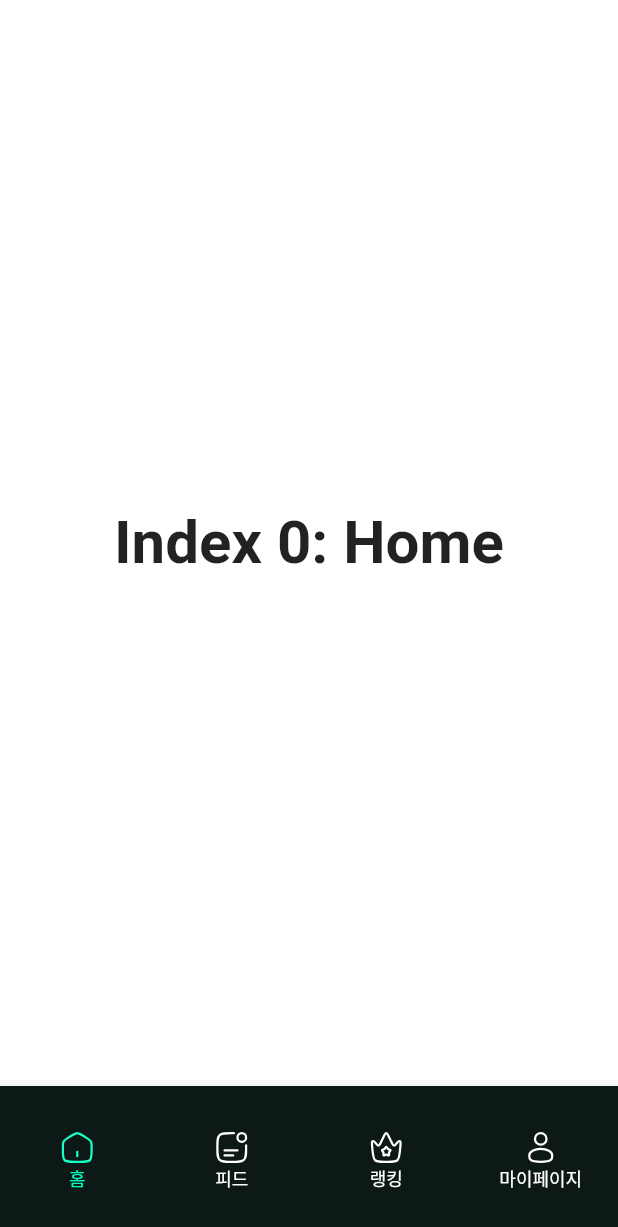
After one commit to kimhyerin0909/hereitis-app, a Flutter app: the screen it shows after launch, after a tap on an icon or button, on a phone screen of 412 x 824 dp. The commit adds this screen. Shown: the top 1227 px of the screen. Run offline on Flutter 3.47's test engine with Material 2 defaults, Android fonts, the phone set to English and light mode, and no system bars; our stand-ins replace flutter_svg.

Commit message:
Feat - bottom navigation bar

```diff
--- a/lib/main.dart
+++ b/lib/main.dart
@@ -1,5 +1,6 @@
 import 'package:flutter/material.dart';
 import 'package:flutter_svg/svg.dart';
+import 'package:hereitis_app/screens/commit.dart';
 import 'common/colors.dart' as colors;
 
 void main() {
@@ -76,6 +77,9 @@ class SocialLogin extends StatelessWidget {
   @override
   Widget build(BuildContext context) {
     return GestureDetector(
+      onTap: () => {
+        Navigator.push(context, MaterialPageRoute(builder: (_) => Commit()))
+      },
       child: Container(
         decoration: BoxDecoration(
             border: Border.all(
--- /dev/null
+++ b/lib/screens/commit.dart
@@ -0,0 +1,92 @@
+import 'package:flutter/material.dart';
+import 'package:flutter_svg/svg.dart';
+import '../common/colors.dart' as colors;
+
+class Commit extends StatefulWidget {
+  const Commit({super.key});
+
+  @override
+  State<Commit> createState() => _CommitState();
+}
+
+class _CommitState extends State<Commit> {
+  int _selectedIndex = 0;
+
+  static const TextStyle optionStyle =
+      TextStyle(fontSize: 40, fontWeight: FontWeight.bold);
+  static const List<Widget> _widgetOptions = <Widget>[
+    Text(
+      'Index 0: Home',
+      style: optionStyle,
+    ),
+    Text(
+      'Index 1: Business',
+      style: optionStyle,
+    ),
+    Text(
+      'Index 2: School',
+      style: optionStyle,
+    ),
+    Text(
+      'Index 2: School',
+      style: optionStyle,
+    ),
+    Text(
+      'Index 2: School',
+      style: optionStyle,
+    ),
+  ];
+
+  void _onItemTapped(int index) {
+    setState(() {
+      _selectedIndex = index;
+    });
+  }
+
+  @override
+  Widget build(BuildContext context) {
+    return Scaffold(
+      backgroundColor: colors.white,
+      body: Center(child: _widgetOptions.elementAt(_selectedIndex)),
+      bottomNavigationBar: SizedBox(
+          height: 100,
+          child: BottomNavigationBar(
+            backgroundColor: colors.baseBlack,
+            items: [
+              BottomNavigationBarItem(
+                  backgroundColor: colors.baseBlack,
+                  icon: SvgPicture.asset("lib/assets/icons/home.svg"),
+                  activeIcon:
+                      SvgPicture.asset("lib/assets/icons/homeActive.svg"),
+                  label: "홈"),
+              BottomNavigationBarItem(
+                  backgroundColor: colors.baseBlack,
+                  icon: SvgPicture.asset("lib/assets/icons/feed.svg"),
+                  activeIcon:
+                      SvgPicture.asset("lib/assets/icons/feedActive.svg"),
+                  label: "피드"),
+              BottomNavigationBarItem(
+                  backgroundColor: colors.baseBlack,
+                  icon: SvgPicture.asset("lib/assets/icons/ranking.svg"),
+                  activeIcon:
+                      SvgPicture.asset("lib/assets/icons/rankingActive.svg"),
+                  label: "랭킹"),
+              BottomNavigationBarItem(
+                  backgroundColor: colors.baseBlack,
+                  icon: SvgPicture.asset("lib/assets/icons/user.svg"),
+                  activeIcon:
+                      SvgPicture.asset("lib/assets/icons/userActive.svg"),
+                  label: "마이페이지"),
+            ],
+            currentIndex: _selectedIndex,
+            onTap: _onItemTapped,
+            showUnselectedLabels: true,
+            unselectedItemColor: colors.white,
+            selectedFontSize: 12,
+            unselectedFontSize: 12,
+            fixedColor: colors.mainColor,
+            type: BottomNavigationBarType.fixed,
+          )),
+    );
+  }
+}
```
